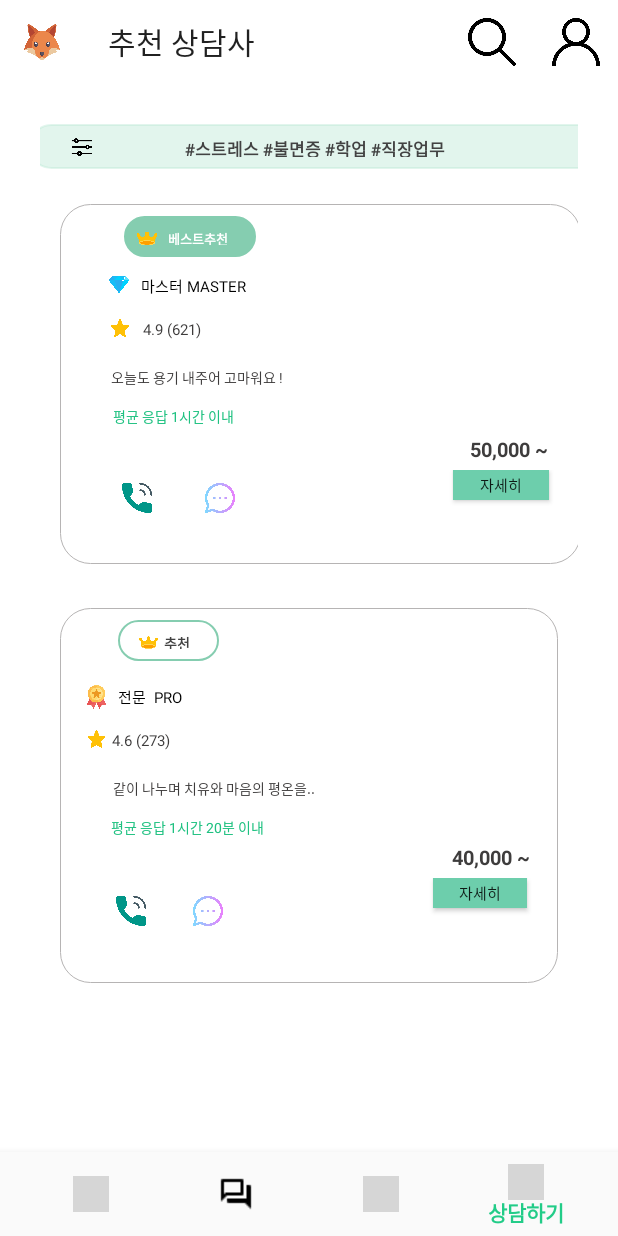
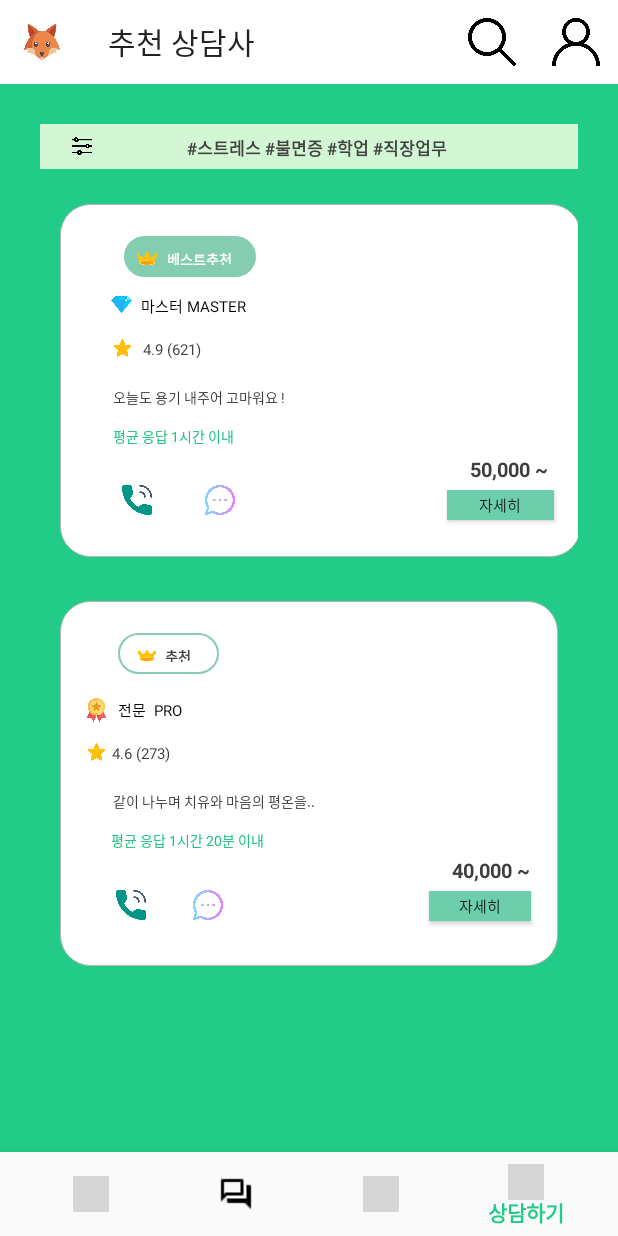
Before and after one commit to anmyeondo/MindVaccine-Demo, an Android app: the screen it shows after launch (MainActivity), item 4 of the bottom bar chosen, on a phone screen of 412 x 824 dp. Run offline under Robolectric (Android 15) with nearby library versions, the phone set to English and light mode, and no system bars; grey boxes are pictures that could not be loaded.

Commit message:
Consult  UI update

```diff
--- /dev/null
+++ b/app/src/main/res/layout/consult_search.xml
@@ -0,0 +1,27 @@
+<?xml version="1.0" encoding="utf-8"?>
+
+<shape
+    xmlns:android="http://schemas.android.com/apk/res/android"
+    android:shape="rectangle">
+
+    <!-- 테두리 내부 색상 설정 -->
+    <solid android:color="#FFD3F6D4" />
+
+    <corners
+        android:bottomLeftRadius="20dp"
+        android:bottomRightRadius="20dp"
+        android:topLeftRadius="20dp"
+        android:topRightRadius="20dp"/>
+
+    <!-- 테두리 내부 여백 설정 -->
+    <padding
+        android:bottom="8dp"
+        android:left="8dp"
+        android:right="8dp"
+        android:top="8dp" />
+
+    <!-- 테두리 설정: 두께, 색상 -->
+    <stroke
+        android:width="1dp"
+        android:color="#FFD3F6D4" />
+</shape>
--- a/app/src/main/res/layout/fragment_consult_main.xml
+++ b/app/src/main/res/layout/fragment_consult_main.xml
@@ -5,7 +5,7 @@ xmlns:app="http://schemas.android.com/apk/res-auto"
     xmlns:tools="http://schemas.android.com/tools"
     android:layout_width="match_parent"
     android:layout_height="match_parent"
-android:background="@color/white"
+    android:background="@color/main_col"
     android:gravity="center"
     android:orientation="vertical"
     android:padding="40px">
@@ -22,7 +22,7 @@ android:padding="40px">
             android:layout_width="390dp"
             android:layout_height="30dp"
             android:layout_marginLeft="20px"
-        android:background="@layout/consult_selectbutton"
+            android:background="#D3F6D4"
             android:paddingLeft="5px">
 
 
@@ -31,31 +31,15 @@ android:padding="40px">
                 android:layout_width="20dp"
                 android:layout_height="15dp"
                 android:layout_marginLeft="22dp"
+                android:layout_marginTop="7dp"
                 app:srcCompat="@drawable/selectbar" />
 
             <TextView
-            android:id="@+id/textView26"
-            android:layout_width="13dp"
-            android:layout_height="30dp"
-            android:text=""
-            android:textColor="@color/cardview_dark_background"
-            android:textSize="10sp"
-            android:textStyle="bold" />
-
-        <TextView
-            android:id="@+id/textView32"
-            android:layout_width="45dp"
-            android:layout_height="20dp"
-            android:text=""
-            android:textColor="@color/cardview_dark_background"
-            android:textSize="11sp"
-
-            android:textStyle="bold" />
-
-        <TextView
                 android:id="@+id/textView25"
-            android:layout_width="300dp"
-            android:layout_height="42dp"
+                android:layout_width="247dp"
+                android:layout_height="25dp"
+                android:layout_marginLeft="60dp"
+                android:layout_marginTop="7dp"
                 android:text="#스트레스 #불면증 #학업 #직장업무"
                 android:textColor="@color/cardview_dark_background"
                 android:textSize="11sp"
@@ -74,7 +58,7 @@ android:padding="40px">
         <LinearLayout
             android:id="@+id/consultlayout5"
             android:layout_width="347dp"
-        android:layout_height="240dp"
+            android:layout_height="235dp"
             android:layout_marginStart="20px"
             android:layout_marginLeft="20px"
             android:layout_marginTop="20px"
@@ -91,6 +75,7 @@ android:padding="40px">
                     android:id="@+id/minilayout1"
                     android:layout_width="88dp"
                     android:layout_height="27.5dp"
+                    android:layout_marginTop="20px"
                     android:layout_marginLeft="52px"
                     android:background="@layout/consult_mainbutton">
 
@@ -109,22 +94,15 @@ android:padding="40px">
                             app:srcCompat="@drawable/crown" />
 
                         <TextView
-                        android:id="@+id/textView9"
-                        android:layout_width="1.5dp"
-                        android:layout_height="10dp"
-                        android:layout_weight="1"
-                        android:text=""
-                        android:textSize="10sp" />
-
-                    <TextView
                             android:id="@+id/textView8"
                             android:layout_width="45dp"
                             android:layout_height="26dp"
                             android:layout_weight="1"
                             android:fontFamily="sans-serif-black"
+                            android:layout_marginLeft="6dp"
                             android:text="베스트추천"
                             android:textColor="@color/white"
-                        android:textSize="8.7sp"
+                            android:textSize="9sp"
                             android:textStyle="bold" />
                     </LinearLayout>
 
@@ -156,16 +134,11 @@ android:padding="40px">
                             android:layout_weight="1"
                             android:orientation="horizontal">
 
-                        <TextView
-                            android:id="@+id/textView34"
-                            android:layout_width="19dp"
-                            android:layout_height="match_parent"
-                            android:layout_weight="1" />
-
                             <ImageView
                                 android:id="@+id/imageView35"
                                 android:layout_width="32dp"
                                 android:layout_height="14dp"
+                                android:layout_marginLeft="20dp"
                                 android:layout_weight="1"
                                 app:srcCompat="@drawable/master" />
 
@@ -206,15 +179,10 @@ android:padding="40px">
                             android:layout_weight="1"
                             android:orientation="horizontal">
 
-                        <TextView
-                            android:id="@+id/textView22"
-                            android:layout_width="18dp"
-                            android:layout_height="wrap_content"
-                            android:layout_weight="1" />
-
                             <ImageView
                                 android:id="@+id/imageView3"
                                 android:layout_width="32dp"
+                                android:layout_marginLeft="20dp"
                                 android:layout_height="12dp"
                                 android:layout_weight="1"
                                 app:srcCompat="@drawable/star" />
@@ -244,16 +212,10 @@ android:padding="40px">
                     android:orientation="horizontal">
 
                     <TextView
-                    android:id="@+id/textView140"
-                    android:layout_width="26dp"
-                    android:layout_height="20dp"
-                    android:textColor="#3E3C3C"
-                    android:textSize="10sp" />
-
-                <TextView
                         android:id="@+id/textView44"
                         android:layout_width="314dp"
                         android:layout_height="20dp"
+                        android:layout_marginLeft="27dp"
                         android:text="오늘도 용기 내주어 고마워요 !"
                         android:textColor="#3E3C3C"
                         android:textSize="9.5sp" />
@@ -298,24 +260,12 @@ android:padding="40px">
                         android:layout_weight="1"
                         android:orientation="vertical">
 
-                    <TextView
-                        android:id="@+id/textView21"
-                        android:layout_width="20dp"
-                        android:layout_height="25dp"
-                        android:layout_weight="1" />
-
                         <ImageView
                             android:id="@+id/imageView6"
                             android:layout_width="20dp"
                             android:layout_height="25dp"
                             android:layout_weight="1"
                             app:srcCompat="@drawable/phonecall" />
-
-                    <TextView
-                        android:id="@+id/textView37"
-                        android:layout_width="20dp"
-                        android:layout_height="wrap_content"
-                        android:layout_weight="1" />
 
                     </LinearLayout>
 
@@ -325,12 +275,6 @@ android:padding="40px">
                         android:layout_weight="1"
                         android:orientation="vertical">
 
-                    <TextView
-                        android:id="@+id/textView38"
-                        android:layout_width="20dp"
-                        android:layout_height="25dp"
-                        android:layout_weight="1" />
-
                         <ImageView
                             android:id="@+id/imageView8"
                             android:layout_width="20dp"
@@ -338,11 +282,6 @@ android:padding="40px">
                             android:layout_weight="1"
                             app:srcCompat="@drawable/messenger" />
 
-                    <TextView
-                        android:id="@+id/textView39"
-                        android:layout_width="match_parent"
-                        android:layout_height="wrap_content"
-                        android:layout_weight="1" />
                     </LinearLayout>
 
                     <LinearLayout
@@ -376,31 +315,18 @@ android:padding="40px">
                             android:layout_weight="1"
                             android:orientation="horizontal">
 
-                        <TextView
-                            android:id="@+id/textView3"
-                            android:layout_width="70dp"
-                            android:layout_height="wrap_content"
-                            android:layout_weight="1"
-                            android:textColor="#3E3C3C"
-                            android:textSize="10sp" />
-
                             <Button
                                 android:id="@+id/detail_consult2"
-                            android:layout_width="80dp"
+                                android:layout_width="10dp"
                                 android:layout_height="20dp"
+                                android:layout_marginLeft="50dp"
+                                android:layout_marginRight="10dp"
                                 android:layout_weight="1"
                                 android:background="#6DCEAC"
                                 android:text="자세히"
                                 android:textSize="10sp"
                                 tools:ignore="DuplicateIds" />
 
-                        <TextView
-                            android:id="@+id/textView10"
-                            android:layout_width="30dp"
-                            android:layout_height="wrap_content"
-                            android:layout_weight="1"
-                            android:textColor="#3E3C3C"
-                            android:textSize="10sp" />
                         </LinearLayout>
 
                         <TextView
@@ -435,17 +361,7 @@ android:padding="40px">
                     android:layout_width="match_parent"
                     android:layout_height="match_parent"
                     android:layout_weight="1"
-                android:orientation="vertical">
-
-
-                <LinearLayout
-                    android:layout_width="match_parent"
-                    android:layout_height="1dp"
-                    android:layout_weight="1"
-                    android:background="@color/white"
-                    android:orientation="horizontal" />
-
-            </LinearLayout>
+                    android:orientation="vertical"/>
 
             </LinearLayout>
         </LinearLayout>
@@ -453,7 +369,7 @@ android:padding="40px">
         <LinearLayout
             android:id="@+id/consultlayout3"
             android:layout_width="match_parent"
-        android:layout_height="250dp"
+            android:layout_height="243dp"
             android:layout_marginStart="20px"
             android:layout_marginLeft="20px"
             android:layout_marginTop="20px"
@@ -466,6 +382,7 @@ android:padding="40px">
                 android:layout_width="67dp"
                 android:layout_height="27.3dp"
                 android:layout_marginLeft="46px"
+                android:layout_marginTop="20px"
                 android:background="@layout/consult_mainbutton2">
 
                 <LinearLayout
@@ -493,19 +410,10 @@ android:padding="40px">
                         app:srcCompat="@drawable/crown" />
 
                     <TextView
-                    android:id="@+id/textView12"
-                    android:layout_width="5dp"
-                    android:layout_height="20dp"
-                    android:layout_weight="1"
-                    android:text=""
-                    android:textColor="@color/cardview_dark_background"
-                    android:textSize="10sp"
-                    android:textStyle="bold" />
-
-                <TextView
                         android:id="@+id/textView13"
                         android:layout_width="30dp"
                         android:layout_height="25dp"
+                        android:layout_marginLeft="6dp"
                         android:layout_weight="1"
                         android:text="추천"
                         android:textColor="@color/cardview_dark_background"
@@ -684,24 +592,12 @@ android:padding="40px">
                     android:layout_weight="1"
                     android:orientation="vertical">
 
-                <TextView
-                    android:id="@+id/textView121"
-                    android:layout_width="20dp"
-                    android:layout_height="25dp"
-                    android:layout_weight="1" />
-
                     <ImageView
                         android:id="@+id/imageView122"
                         android:layout_width="20dp"
                         android:layout_height="25dp"
                         android:layout_weight="1"
                         app:srcCompat="@drawable/phonecall" />
-
-                <TextView
-                    android:id="@+id/textView123"
-                    android:layout_width="20dp"
-                    android:layout_height="wrap_content"
-                    android:layout_weight="1" />
 
                 </LinearLayout>
 
@@ -711,12 +607,6 @@ android:padding="40px">
                     android:layout_weight="1"
                     android:orientation="vertical">
 
-                <TextView
-                    android:id="@+id/textView124"
-                    android:layout_width="20dp"
-                    android:layout_height="25dp"
-                    android:layout_weight="1" />
-
                     <ImageView
                         android:id="@+id/imageView125"
                         android:layout_width="20dp"
@@ -724,11 +614,6 @@ android:padding="40px">
                         android:layout_weight="1"
                         app:srcCompat="@drawable/messenger" />
 
-                <TextView
-                    android:id="@+id/textView126"
-                    android:layout_width="match_parent"
-                    android:layout_height="wrap_content"
-                    android:layout_weight="1" />
                 </LinearLayout>
 
                 <LinearLayout
@@ -762,31 +647,17 @@ android:padding="40px">
                         android:layout_weight="1"
                         android:orientation="horizontal">
 
-                    <TextView
-                        android:id="@+id/textView129"
-                        android:layout_width="70dp"
-                        android:layout_height="wrap_content"
-                        android:layout_weight="1"
-                        android:textColor="#3E3C3C"
-                        android:textSize="10sp" />
-
                         <Button
                             android:id="@+id/detail_consult3"
-                        android:layout_width="80dp"
+                            android:layout_width="50dp"
+                            android:layout_marginLeft="50dp"
+                            android:layout_marginRight="10dp"
                             android:layout_height="20dp"
                             android:layout_weight="1"
                             android:background="#6DCEAC"
                             android:text="자세히"
-                        android:textSize="10sp"
-                        />
+                            android:textSize="10sp" />
 
-                    <TextView
-                        android:id="@+id/textView130"
-                        android:layout_width="30dp"
-                        android:layout_height="wrap_content"
-                        android:layout_weight="1"
-                        android:textColor="#3E3C3C"
-                        android:textSize="10sp" />
                     </LinearLayout>
 
                     <TextView
```
Lines whose indentation alone changed are shown as unchanged.
